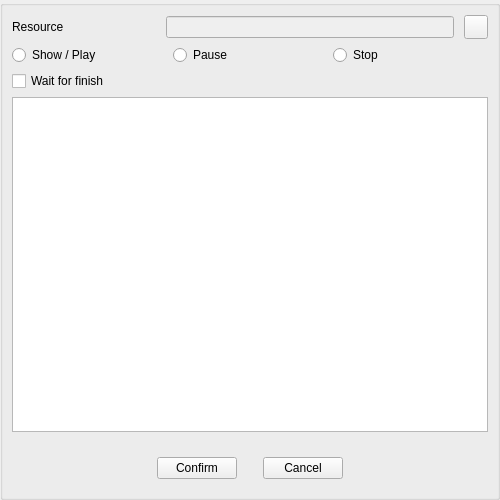
Before: the Qt Designer form src/Editor/Script/ResourceSnippetOverlay.ui in RemotelyChaotic/JOIPEngine, drawn with Qt 5.
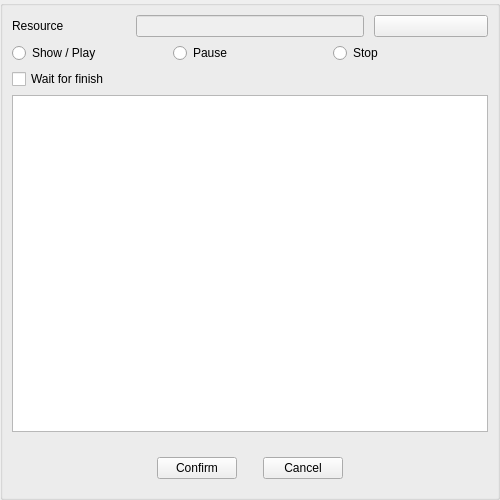
After: the same form once the commit is applied. Custom widgets are drawn as their Qt base class.

```diff
--- a/src/Editor/Script/ResourceSnippetOverlay.ui
+++ b/src/Editor/Script/ResourceSnippetOverlay.ui
@@ -123,18 +123,6 @@
          </item>
          <item row="0" column="3">
           <widget class="QPushButton" name="CloseButton">
-           <property name="minimumSize">
-            <size>
-             <width>24</width>
-             <height>24</height>
-            </size>
-           </property>
-           <property name="maximumSize">
-            <size>
-             <width>24</width>
-             <height>24</height>
-            </size>
-           </property>
            <property name="toolTip">
             <string>Clear media selection</string>
            </property>
```
